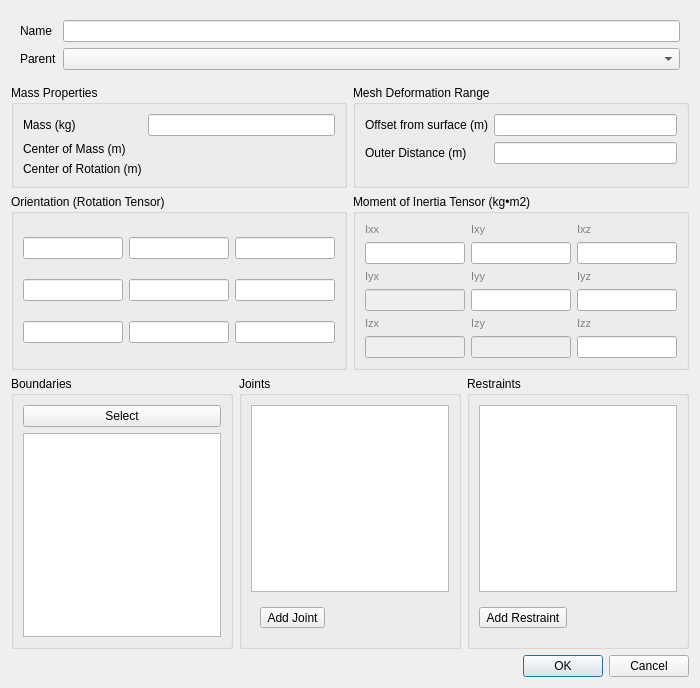
The window that baramFlow/view/setup/dynamic_mesh/rigid_body_dynamics/body_dialog.ui (xupeiwust/baram) describes before a commit, drawn with Qt 5.
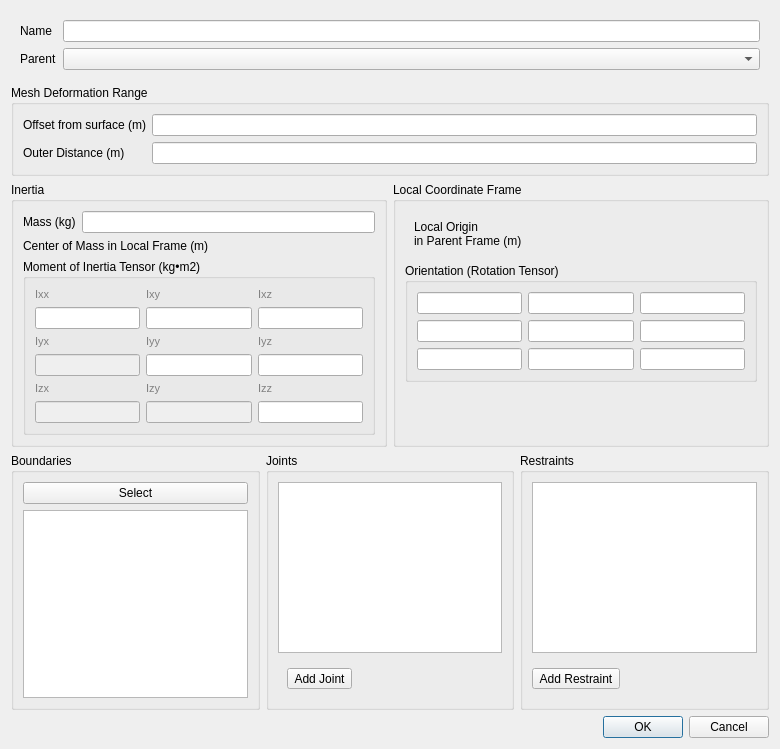
The same window after the commit. Custom widgets are drawn as their Qt base class.

Commit message: Issue baram#794 angular constrains and restraints can have its own orientation.

```diff
--- a/baramFlow/view/setup/dynamic_mesh/rigid_body_dynamics/body_dialog.ui
+++ b/baramFlow/view/setup/dynamic_mesh/rigid_body_dynamics/body_dialog.ui
@@ -6,8 +6,8 @@
    <rect>
     <x>0</x>
     <y>0</y>
-    <width>700</width>
-    <height>688</height>
+    <width>780</width>
+    <height>749</height>
    </rect>
   </property>
   <property name="minimumSize">
@@ -47,60 +47,6 @@
     </widget>
    </item>
    <item>
-    <widget class="QWidget" name="widget" native="true">
-     <layout class="QHBoxLayout" name="horizontalLayout">
-      <property name="leftMargin">
-       <number>0</number>
-      </property>
-      <property name="topMargin">
-       <number>0</number>
-      </property>
-      <property name="rightMargin">
-       <number>0</number>
-      </property>
-      <property name="bottomMargin">
-       <number>0</number>
-      </property>
-      <item>
-       <widget class="QGroupBox" name="massGroup">
-        <property name="title">
-         <string>Mass Properties</string>
-        </property>
-        <layout class="QFormLayout" name="massFormLayout">
-         <item row="0" column="0">
-          <widget class="QLabel" name="massLabel">
-           <property name="text">
-            <string>Mass (kg)</string>
-           </property>
-          </widget>
-         </item>
-         <item row="0" column="1">
-          <widget class="PFloatLineEdit" name="mass"/>
-         </item>
-         <item row="1" column="0">
-          <widget class="QLabel" name="comLabel">
-           <property name="text">
-            <string>Center of Mass (m)</string>
-           </property>
-          </widget>
-         </item>
-         <item row="1" column="1">
-          <widget class="VectorWidget" name="com" native="true"/>
-         </item>
-         <item row="2" column="0">
-          <widget class="QLabel" name="corLabel">
-           <property name="text">
-            <string>Center of Rotation (m)</string>
-           </property>
-          </widget>
-         </item>
-         <item row="2" column="1">
-          <widget class="VectorWidget" name="cor" native="true"/>
-         </item>
-        </layout>
-       </widget>
-      </item>
-      <item>
        <widget class="QGroupBox" name="deformationGroup">
         <property name="title">
          <string>Mesh Deformation Range</string>
@@ -129,12 +75,9 @@
         </layout>
        </widget>
       </item>
-     </layout>
-    </widget>
-   </item>
    <item>
-    <widget class="QWidget" name="tensorWidget" native="true">
-     <layout class="QHBoxLayout" name="tensorLayout">
+    <widget class="QWidget" name="widget_2" native="true">
+     <layout class="QHBoxLayout" name="horizontalLayout_3">
       <property name="leftMargin">
        <number>0</number>
       </property>
@@ -148,37 +91,63 @@
        <number>0</number>
       </property>
       <item>
-       <widget class="QGroupBox" name="orientationGroup">
+       <widget class="QGroupBox" name="groupBox">
         <property name="title">
-         <string>Orientation (Rotation Tensor)</string>
+         <string>Inertia</string>
         </property>
-        <layout class="QGridLayout" name="orientationGrid">
-         <item row="0" column="0">
-          <widget class="PFloatLineEdit" name="ori00"/>
-         </item>
-         <item row="0" column="1">
-          <widget class="PFloatLineEdit" name="ori01"/>
-         </item>
-         <item row="0" column="2">
-          <widget class="PFloatLineEdit" name="ori02"/>
+        <layout class="QVBoxLayout" name="verticalLayout_2">
+         <item>
+          <widget class="QWidget" name="widget_3" native="true">
+           <layout class="QHBoxLayout" name="horizontalLayout_4">
+            <property name="leftMargin">
+             <number>0</number>
+            </property>
+            <property name="topMargin">
+             <number>0</number>
+            </property>
+            <property name="rightMargin">
+             <number>0</number>
+            </property>
+            <property name="bottomMargin">
+             <number>0</number>
+            </property>
+            <item>
+             <widget class="QLabel" name="massLabel">
+              <property name="text">
+               <string>Mass (kg)</string>
+              </property>
+             </widget>
+            </item>
+            <item>
+             <widget class="PFloatLineEdit" name="mass"/>
+            </item>
+           </layout>
+          </widget>
          </item>
-         <item row="1" column="0">
-          <widget class="PFloatLineEdit" name="ori10"/>
-         </item>
-         <item row="1" column="1">
-          <widget class="PFloatLineEdit" name="ori11"/>
-         </item>
-         <item row="1" column="2">
-          <widget class="PFloatLineEdit" name="ori12"/>
-         </item>
-         <item row="2" column="0">
-          <widget class="PFloatLineEdit" name="ori20"/>
-         </item>
-         <item row="2" column="1">
-          <widget class="PFloatLineEdit" name="ori21"/>
-         </item>
-         <item row="2" column="2">
-          <widget class="PFloatLineEdit" name="ori22"/>
+         <item>
+          <widget class="QWidget" name="widget_5" native="true">
+           <layout class="QHBoxLayout" name="horizontalLayout_6">
+            <property name="leftMargin">
+             <number>0</number>
+            </property>
+            <property name="topMargin">
+             <number>0</number>
+            </property>
+            <property name="rightMargin">
+             <number>0</number>
+            </property>
+            <property name="bottomMargin">
+             <number>0</number>
+            </property>
+            <item>
+             <widget class="QLabel" name="comLabel">
+              <property name="text">
+               <string>Center of Mass in Local Frame (m)</string>
+              </property>
+             </widget>
+            </item>
+            <item>
+             <widget class="VectorWidget" name="com" native="true"/>
          </item>
         </layout>
        </widget>
@@ -199,42 +168,20 @@
            </property>
           </widget>
          </item>
-         <item row="0" column="1">
-          <widget class="QLabel" name="moiLabelIxy">
-           <property name="styleSheet">
-            <string notr="true">color:grey; font-size:8pt</string>
-           </property>
-           <property name="text">
-            <string>Ixy</string>
-           </property>
-          </widget>
-         </item>
-         <item row="0" column="2">
-          <widget class="QLabel" name="moiLabelIxz">
+            <item row="5" column="1">
+             <widget class="PFloatLineEdit" name="moi21">
+              <property name="enabled">
+               <bool>false</bool>
+              </property>
+             </widget>
+            </item>
+            <item row="4" column="1">
+             <widget class="QLabel" name="moiLabelIzy">
            <property name="styleSheet">
             <string notr="true">color:grey; font-size:8pt</string>
            </property>
            <property name="text">
-            <string>Ixz</string>
-           </property>
-          </widget>
-         </item>
-         <item row="1" column="0">
-          <widget class="PFloatLineEdit" name="moi00"/>
-         </item>
-         <item row="1" column="1">
-          <widget class="PFloatLineEdit" name="moi01"/>
-         </item>
-         <item row="1" column="2">
-          <widget class="PFloatLineEdit" name="moi02"/>
-         </item>
-         <item row="2" column="0">
-          <widget class="QLabel" name="moiLabelIyx">
-           <property name="styleSheet">
-            <string notr="true">color:grey; font-size:8pt</string>
-           </property>
-           <property name="text">
-            <string>Iyx</string>
+               <string>Izy</string>
            </property>
           </widget>
          </item>
@@ -248,13 +195,16 @@
            </property>
           </widget>
          </item>
-         <item row="2" column="2">
-          <widget class="QLabel" name="moiLabelIyz">
+            <item row="1" column="2">
+             <widget class="PFloatLineEdit" name="moi02"/>
+            </item>
+            <item row="4" column="2">
+             <widget class="QLabel" name="moiLabelIzz">
            <property name="styleSheet">
             <string notr="true">color:grey; font-size:8pt</string>
            </property>
            <property name="text">
-            <string>Iyz</string>
+               <string>Izz</string>
            </property>
           </widget>
          </item>
@@ -265,11 +215,15 @@
            </property>
           </widget>
          </item>
-         <item row="3" column="1">
-          <widget class="PFloatLineEdit" name="moi11"/>
-         </item>
-         <item row="3" column="2">
-          <widget class="PFloatLineEdit" name="moi12"/>
+            <item row="0" column="1">
+             <widget class="QLabel" name="moiLabelIxy">
+              <property name="styleSheet">
+               <string notr="true">color:grey; font-size:8pt</string>
+              </property>
+              <property name="text">
+               <string>Ixy</string>
+              </property>
+             </widget>
          </item>
          <item row="4" column="0">
           <widget class="QLabel" name="moiLabelIzx">
@@ -281,42 +235,135 @@
            </property>
           </widget>
          </item>
-         <item row="4" column="1">
-          <widget class="QLabel" name="moiLabelIzy">
-           <property name="styleSheet">
-            <string notr="true">color:grey; font-size:8pt</string>
-           </property>
-           <property name="text">
-            <string>Izy</string>
-           </property>
-          </widget>
-         </item>
-         <item row="4" column="2">
-          <widget class="QLabel" name="moiLabelIzz">
-           <property name="styleSheet">
-            <string notr="true">color:grey; font-size:8pt</string>
-           </property>
-           <property name="text">
-            <string>Izz</string>
-           </property>
-          </widget>
-         </item>
-         <item row="5" column="0">
-          <widget class="PFloatLineEdit" name="moi20">
-           <property name="enabled">
-            <bool>false</bool>
-           </property>
-          </widget>
-         </item>
-         <item row="5" column="1">
-          <widget class="PFloatLineEdit" name="moi21">
-           <property name="enabled">
-            <bool>false</bool>
-           </property>
-          </widget>
-         </item>
          <item row="5" column="2">
           <widget class="PFloatLineEdit" name="moi22"/>
+            </item>
+            <item row="1" column="1">
+             <widget class="PFloatLineEdit" name="moi01"/>
+            </item>
+            <item row="2" column="0">
+             <widget class="QLabel" name="moiLabelIyx">
+              <property name="styleSheet">
+               <string notr="true">color:grey; font-size:8pt</string>
+              </property>
+              <property name="text">
+               <string>Iyx</string>
+              </property>
+             </widget>
+            </item>
+            <item row="3" column="1">
+             <widget class="PFloatLineEdit" name="moi11"/>
+            </item>
+            <item row="2" column="2">
+             <widget class="QLabel" name="moiLabelIyz">
+              <property name="styleSheet">
+               <string notr="true">color:grey; font-size:8pt</string>
+              </property>
+              <property name="text">
+               <string>Iyz</string>
+              </property>
+             </widget>
+            </item>
+            <item row="1" column="0">
+             <widget class="PFloatLineEdit" name="moi00"/>
+            </item>
+            <item row="5" column="0">
+             <widget class="PFloatLineEdit" name="moi20">
+              <property name="enabled">
+               <bool>false</bool>
+              </property>
+             </widget>
+            </item>
+            <item row="0" column="2">
+             <widget class="QLabel" name="moiLabelIxz">
+              <property name="styleSheet">
+               <string notr="true">color:grey; font-size:8pt</string>
+              </property>
+              <property name="text">
+               <string>Ixz</string>
+              </property>
+             </widget>
+            </item>
+            <item row="3" column="2">
+             <widget class="PFloatLineEdit" name="moi12"/>
+            </item>
+           </layout>
+          </widget>
+         </item>
+        </layout>
+       </widget>
+      </item>
+      <item>
+       <widget class="QGroupBox" name="groupBox_2">
+        <property name="title">
+         <string>Local Coordinate Frame</string>
+        </property>
+        <layout class="QVBoxLayout" name="verticalLayout_3">
+         <item>
+          <widget class="QWidget" name="widget_4" native="true">
+           <layout class="QHBoxLayout" name="horizontalLayout_5">
+            <item>
+             <widget class="QLabel" name="corLabel">
+              <property name="text">
+               <string>Local Origin
+in Parent Frame (m)</string>
+              </property>
+             </widget>
+            </item>
+            <item>
+             <widget class="VectorWidget" name="localOrigin" native="true"/>
+            </item>
+           </layout>
+          </widget>
+         </item>
+         <item>
+          <widget class="QGroupBox" name="orientationGroup">
+           <property name="title">
+            <string>Orientation (Rotation Tensor)</string>
+           </property>
+           <layout class="QGridLayout" name="orientationGrid">
+            <item row="0" column="0">
+             <widget class="PFloatLineEdit" name="ori00"/>
+            </item>
+            <item row="0" column="1">
+             <widget class="PFloatLineEdit" name="ori01"/>
+            </item>
+            <item row="0" column="2">
+             <widget class="PFloatLineEdit" name="ori02"/>
+            </item>
+            <item row="1" column="0">
+             <widget class="PFloatLineEdit" name="ori10"/>
+            </item>
+            <item row="1" column="1">
+             <widget class="PFloatLineEdit" name="ori11"/>
+            </item>
+            <item row="1" column="2">
+             <widget class="PFloatLineEdit" name="ori12"/>
+            </item>
+            <item row="2" column="0">
+             <widget class="PFloatLineEdit" name="ori20"/>
+            </item>
+            <item row="2" column="1">
+             <widget class="PFloatLineEdit" name="ori21"/>
+            </item>
+            <item row="2" column="2">
+             <widget class="PFloatLineEdit" name="ori22"/>
+            </item>
+           </layout>
+          </widget>
+         </item>
+         <item>
+          <spacer name="verticalSpacer">
+           <property name="orientation">
+            <enum>Qt::Orientation::Vertical</enum>
+           </property>
+           <property name="sizeHint" stdset="0">
+            <size>
+             <width>20</width>
+             <height>40</height>
+            </size>
+           </property>
+          </spacer>
          </item>
         </layout>
        </widget>
```
Lines whose indentation alone changed are shown as unchanged. The commit also changes 15 other files.
